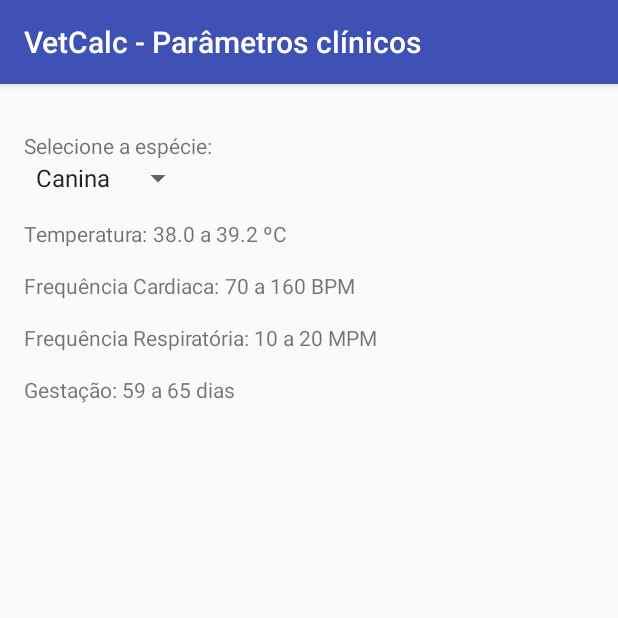
After one commit to petvetbr/VetCalc, an Android app: the DadosClinicosActivity screen opened directly, with no data from a screen before it, on a phone screen of 412 x 824 dp, the top half of it. The commit adds this screen. Run offline under Robolectric (Android 15) with nearby library versions, the phone set to English and light mode, and no system bars.

Commit message:
Tela parametros clínicos

```diff
--- a/app/src/main/AndroidManifest.xml
+++ b/app/src/main/AndroidManifest.xml
@@ -21,6 +21,10 @@
         <activity
             android:name=".PrenhezActivity"
             android:label="@string/title_activity_prenhez"
+            android:theme="@style/AppTheme.NoActionBar" />
+        <activity
+            android:name=".DadosClinicosActivity"
+            android:label="@string/title_activity_dados_clinicos"
             android:theme="@style/AppTheme.NoActionBar"></activity>
     </application>
 
--- /dev/null
+++ b/app/src/main/java/br/blog/fbastos/vetcalc/DadosClinicosActivity.java
@@ -0,0 +1,92 @@
+package br.blog.fbastos.vetcalc;
+
+import android.content.Intent;
+import android.os.Bundle;
+import android.support.v7.app.AppCompatActivity;
+import android.support.v7.widget.Toolbar;
+import android.view.MenuItem;
+import android.view.View;
+import android.widget.AdapterView;
+import android.widget.ArrayAdapter;
+import android.widget.Spinner;
+import android.widget.TextView;
+
+public class DadosClinicosActivity extends AppCompatActivity {
+
+    @Override
+    protected void onCreate(Bundle savedInstanceState) {
+        super.onCreate(savedInstanceState);
+        setContentView(R.layout.activity_dados_clinicos);
+        Toolbar toolbar = (Toolbar) findViewById(R.id.toolbar);
+        setSupportActionBar(toolbar);
+        setTitle("VetCalc - Parâmetros clínicos");
+
+        final TextView txFc = (TextView) findViewById(R.id.textFC);
+        final TextView txTemp = (TextView) findViewById(R.id.textTemp);
+        final TextView txFr = (TextView) findViewById(R.id.textFR);
+        final TextView txGestacao = (TextView) findViewById(R.id.textGestacao);
+
+        final Spinner spinner = (Spinner) findViewById(R.id.spinnerEspecies);
+        // Create an ArrayAdapter using the string array and a default spinner layout
+        ArrayAdapter<CharSequence> adapter = ArrayAdapter.createFromResource(this,
+                R.array.especies_array, android.R.layout.simple_spinner_item);
+        // Specify the layout to use when the list of choices appears
+        adapter.setDropDownViewResource(android.R.layout.simple_spinner_dropdown_item);
+        // Apply the adapter to the spinner
+        spinner.setAdapter(adapter);
+
+        spinner.setOnItemSelectedListener(new EspeciesSpinnerActivity() {
+            @Override
+            public void onItemSelected(AdapterView<?> parent, View view, int pos, long id) {
+                String nomeEspecie = spinner.getSelectedItem().toString();
+                Animal especie = Config.getEspecies().get(nomeEspecie);
+                if (especie == null) {
+                    onNothingSelected(parent);
+                    return;
+                }
+                txFc.setText(String.format("%1$.0f a %2$.0f BPM", especie.getFc().getMin(), especie.getFc().getMax()));
+                txTemp.setText(String.format("%1$.1f a %2$.1f ºC", especie.getTemp().getMin(), especie.getTemp().getMax()));
+                txFr.setText(String.format("%1$.0f a %2$.0f MPM", especie.getFr().getMin(), especie.getFr().getMax()));
+                txGestacao.setText(String.format("%1$.0f a %2$.0f dias", especie.getGestacao().getMin(), especie.getGestacao().getMax()));
+            }
+
+            @Override
+            public void onNothingSelected(AdapterView<?> parent) {
+                String empty = "";
+                txFc.setText(empty);
+                txTemp.setText(empty);
+                txFr.setText(empty);
+                txGestacao.setText(empty);
+            }
+        });
+
+
+    }
+
+    @Override
+    public boolean onOptionsItemSelected(MenuItem item) {
+        // Handle action bar item clicks here. The action bar will
+        // automatically handle clicks on the Home/Up button, so long
+        // as you specify a parent activity in AndroidManifest.xml.
+        int id = item.getItemId();
+
+//        //noinspection SimplifiableIfStatement
+//        if (id == R.id.action_settings) {
+//            return true;
+//        }
+        if (id == R.id.action_dosagem) {
+            Intent i = new Intent(getApplicationContext(), MainActivity.class);
+            startActivity(i);
+            return true;
+        }
+        if (id == R.id.action_prenhez) {
+            Intent i = new Intent(getApplicationContext(), PrenhezActivity.class);
+            startActivity(i);
+        }
+        if (id == R.id.action_dadosClinicos) {
+            return true;
+        }
+        return super.onOptionsItemSelected(item);
+    }
+
+}
--- /dev/null
+++ b/app/src/main/java/br/blog/fbastos/vetcalc/EspeciesSpinnerActivity.java
@@ -0,0 +1,30 @@
+package br.blog.fbastos.vetcalc;
+
+import android.app.Activity;
+import android.view.View;
+import android.widget.AdapterView;
+
+public class EspeciesSpinnerActivity extends Activity implements AdapterView.OnItemSelectedListener {
+
+    // protected TextView txFc;
+//    protected TextView txFr;
+//    protected TextView txTemp;
+//    protected TextView txGest;
+//    public EspeciesSpinnerActivity(TextView txFc_, TextView txFr_,TextView txTemp_,TextView txGest_)
+//    {
+//        //txFc=txFc_;
+//        txFr=txFr_;
+//        txGest=txGest_;
+//        txTemp=txTemp_;
+//
+//    }
+    public void onItemSelected(AdapterView<?> parent, View view,
+                               int pos, long id) {
+        // An item was selected. You can retrieve the selected item using
+        // parent.getItemAtPosition(pos)
+    }
+
+    public void onNothingSelected(AdapterView<?> parent) {
+        // Another interface callback
+    }
+}
--- a/app/src/main/java/br/blog/fbastos/vetcalc/MainActivity.java
+++ b/app/src/main/java/br/blog/fbastos/vetcalc/MainActivity.java
@@ -119,6 +119,10 @@ public class MainActivity extends AppCompatActivity {
             Intent i = new Intent(getApplicationContext(), PrenhezActivity.class);
             startActivity(i);
         }
+        if (id == R.id.action_dadosClinicos) {
+            Intent i = new Intent(getApplicationContext(), DadosClinicosActivity.class);
+            startActivity(i);
+        }
         return super.onOptionsItemSelected(item);
     }
 
--- a/app/src/main/java/br/blog/fbastos/vetcalc/PrenhezActivity.java
+++ b/app/src/main/java/br/blog/fbastos/vetcalc/PrenhezActivity.java
@@ -99,6 +99,10 @@ public class PrenhezActivity extends AppCompatActivity {
             return true;
 
         }
+        if (id == R.id.action_dadosClinicos) {
+            Intent i = new Intent(getApplicationContext(), DadosClinicosActivity.class);
+            startActivity(i);
+        }
         return super.onOptionsItemSelected(item);
     }
 }
--- /dev/null
+++ b/app/src/main/res/layout/activity_dados_clinicos.xml
@@ -0,0 +1,26 @@
+<?xml version="1.0" encoding="utf-8"?>
+<android.support.design.widget.CoordinatorLayout xmlns:android="http://schemas.android.com/apk/res/android"
+    xmlns:app="http://schemas.android.com/apk/res-auto"
+    xmlns:tools="http://schemas.android.com/tools"
+    android:layout_width="match_parent"
+    android:layout_height="match_parent"
+    android:fitsSystemWindows="true"
+    tools:context="br.blog.fbastos.vetcalc.DadosClinicosActivity">
+
+    <android.support.design.widget.AppBarLayout
+        android:layout_width="match_parent"
+        android:layout_height="wrap_content"
+        android:theme="@style/AppTheme.AppBarOverlay">
+
+        <android.support.v7.widget.Toolbar
+            android:id="@+id/toolbar"
+            android:layout_width="match_parent"
+            android:layout_height="?attr/actionBarSize"
+            android:background="?attr/colorPrimary"
+            app:popupTheme="@style/AppTheme.PopupOverlay" />
+
+    </android.support.design.widget.AppBarLayout>
+
+    <include layout="@layout/content_dados_clinicos" />
+
+</android.support.design.widget.CoordinatorLayout>
--- /dev/null
+++ b/app/src/main/res/layout/content_dados_clinicos.xml
@@ -0,0 +1,127 @@
+<?xml version="1.0" encoding="utf-8"?>
+<RelativeLayout xmlns:android="http://schemas.android.com/apk/res/android"
+    xmlns:app="http://schemas.android.com/apk/res-auto"
+    xmlns:tools="http://schemas.android.com/tools"
+    android:layout_width="match_parent"
+    android:layout_height="match_parent"
+    android:paddingBottom="@dimen/activity_vertical_margin"
+    android:paddingLeft="@dimen/activity_horizontal_margin"
+    android:paddingRight="@dimen/activity_horizontal_margin"
+    android:paddingTop="@dimen/activity_vertical_margin"
+    app:layout_behavior="@string/appbar_scrolling_view_behavior"
+    tools:context="br.blog.fbastos.vetcalc.DadosClinicosActivity"
+    tools:showIn="@layout/activity_dados_clinicos">
+
+    <ScrollView
+        android:id="@+id/scrollView"
+        android:layout_width="wrap_content"
+        android:layout_height="wrap_content">
+
+
+        <LinearLayout
+            android:layout_width="match_parent"
+            android:layout_height="match_parent"
+            android:orientation="vertical">
+
+            <LinearLayout
+                android:layout_width="wrap_content"
+                android:layout_height="wrap_content"
+                android:layout_marginTop="15dp"
+                android:orientation="horizontal">
+
+                <TextView
+                    android:layout_width="wrap_content"
+                    android:layout_height="wrap_content"
+                    android:text="Selecione a espécie: " />
+
+            </LinearLayout>
+
+            <LinearLayout
+                android:layout_width="wrap_content"
+                android:layout_height="wrap_content"
+                android:orientation="horizontal">
+
+                <Spinner
+                    android:id="@+id/spinnerEspecies"
+                    android:layout_width="wrap_content"
+                    android:layout_height="wrap_content"
+                    android:spinnerMode="dropdown" />
+            </LinearLayout>
+
+
+            <LinearLayout
+                android:layout_width="wrap_content"
+                android:layout_height="wrap_content"
+                android:layout_marginTop="15dp"
+                android:orientation="horizontal">
+
+                <TextView
+                    android:layout_width="wrap_content"
+                    android:layout_height="wrap_content"
+                    android:text="Temperatura: " />
+
+                <TextView
+                    android:id="@+id/textTemp"
+                    android:layout_width="wrap_content"
+                    android:layout_height="wrap_content" />
+
+            </LinearLayout>
+
+            <LinearLayout
+                android:layout_width="wrap_content"
+                android:layout_height="wrap_content"
+                android:layout_marginTop="15dp"
+                android:orientation="horizontal">
+
+                <TextView
+                    android:layout_width="wrap_content"
+                    android:layout_height="wrap_content"
+                    android:text="Frequência Cardiaca: " />
+
+                <TextView
+                    android:id="@+id/textFC"
+                    android:layout_width="wrap_content"
+                    android:layout_height="wrap_content" />
+
+            </LinearLayout>
+
+            <LinearLayout
+                android:layout_width="wrap_content"
+                android:layout_height="wrap_content"
+                android:layout_marginTop="15dp"
+                android:orientation="horizontal">
+
+                <TextView
+                    android:layout_width="wrap_content"
+                    android:layout_height="wrap_content"
+                    android:text="Frequência Respiratória: " />
+
+                <TextView
+                    android:id="@+id/textFR"
+                    android:layout_width="wrap_content"
+                    android:layout_height="wrap_content" />
+
+            </LinearLayout>
+
+
+            <LinearLayout
+                android:layout_width="wrap_content"
+                android:layout_height="wrap_content"
+                android:layout_marginTop="15dp"
+                android:orientation="horizontal">
+
+                <TextView
+                    android:layout_width="wrap_content"
+                    android:layout_height="wrap_content"
+                    android:text="Gestação: " />
+
+                <TextView
+                    android:id="@+id/textGestacao"
+                    android:layout_width="wrap_content"
+                    android:layout_height="wrap_content" />
+
+            </LinearLayout>
+        </LinearLayout>
+    </ScrollView>
+
+</RelativeLayout>
--- a/app/src/main/res/menu/menu_main.xml
+++ b/app/src/main/res/menu/menu_main.xml
@@ -18,4 +18,9 @@
         android:orderInCategory="100"
         android:title="@string/data_parto"
         app:showAsAction="never" />
+    <item
+        android:id="@+id/action_dadosClinicos"
+        android:orderInCategory="100"
+        android:title="Parâmetros clínicos"
+        app:showAsAction="never" />
 </menu>
--- a/app/src/main/res/values/strings.xml
+++ b/app/src/main/res/values/strings.xml
@@ -24,4 +24,5 @@
     <string name="section_format">Hello World from section: %1$d</string>
     <string name="data_parto">Data parto</string>
     <string name="title_activity_prenhez">PrenhezActivity</string>
+    <string name="title_activity_dados_clinicos">DadosClinicosActivity</string>
 </resources>
```
Also changed, not shown: app/src/main/java/br/blog/fbastos/vetcalc/Config.java (+99 -0 lines).
